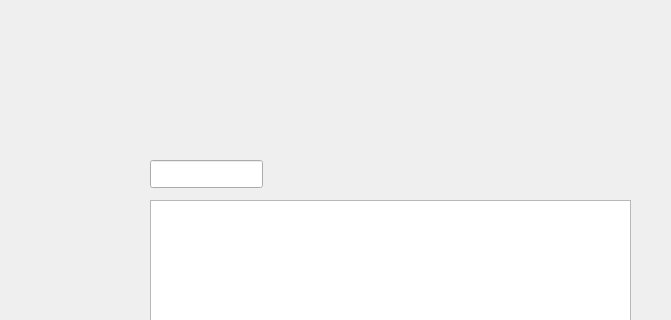
Above: mainwindow.ui from ArpanBnsl/QTDAA-Project before the change; both pictures show x 0 to 671 and y 180 to 500 of the 800 by 600 pixel window. Below: the same form after it.
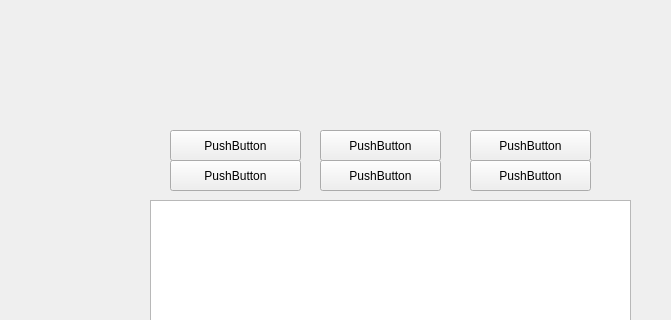
That is the form after the change.

Commit message: Added one button functionality

Patch:
```diff
--- a/mainwindow.ui
+++ b/mainwindow.ui
@@ -24,17 +24,82 @@
      </rect>
     </property>
    </widget>
-   <widget class="QLineEdit" name="s1">
+   <widget class="QPushButton" name="s4">
     <property name="geometry">
      <rect>
-      <x>150</x>
+      <x>170</x>
       <y>340</y>
-      <width>113</width>
-      <height>28</height>
+      <width>131</width>
+      <height>31</height>
      </rect>
     </property>
-    <property name="readOnly">
-     <bool>true</bool>
+    <property name="text">
+     <string>PushButton</string>
+    </property>
+   </widget>
+   <widget class="QPushButton" name="s5">
+    <property name="geometry">
+     <rect>
+      <x>320</x>
+      <y>340</y>
+      <width>121</width>
+      <height>31</height>
+     </rect>
+    </property>
+    <property name="text">
+     <string>PushButton</string>
+    </property>
+   </widget>
+   <widget class="QPushButton" name="s3">
+    <property name="geometry">
+     <rect>
+      <x>470</x>
+      <y>310</y>
+      <width>121</width>
+      <height>31</height>
+     </rect>
+    </property>
+    <property name="text">
+     <string>PushButton</string>
+    </property>
+   </widget>
+   <widget class="QPushButton" name="s2">
+    <property name="geometry">
+     <rect>
+      <x>320</x>
+      <y>310</y>
+      <width>121</width>
+      <height>31</height>
+     </rect>
+    </property>
+    <property name="text">
+     <string>PushButton</string>
+    </property>
+   </widget>
+   <widget class="QPushButton" name="s1">
+    <property name="geometry">
+     <rect>
+      <x>170</x>
+      <y>310</y>
+      <width>131</width>
+      <height>31</height>
+     </rect>
+    </property>
+    <property name="text">
+     <string>PushButton</string>
+    </property>
+   </widget>
+   <widget class="QPushButton" name="s6">
+    <property name="geometry">
+     <rect>
+      <x>470</x>
+      <y>340</y>
+      <width>121</width>
+      <height>31</height>
+     </rect>
+    </property>
+    <property name="text">
+     <string>PushButton</string>
     </property>
    </widget>
   </widget>
```
The commit also changes 10 other files.
